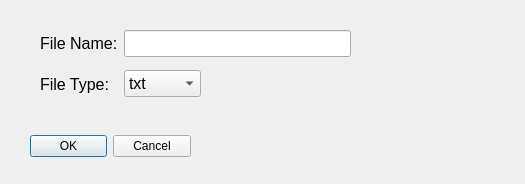
zolondekn9689/TextPad, file savepaneldialog.ui: the form before one commit.
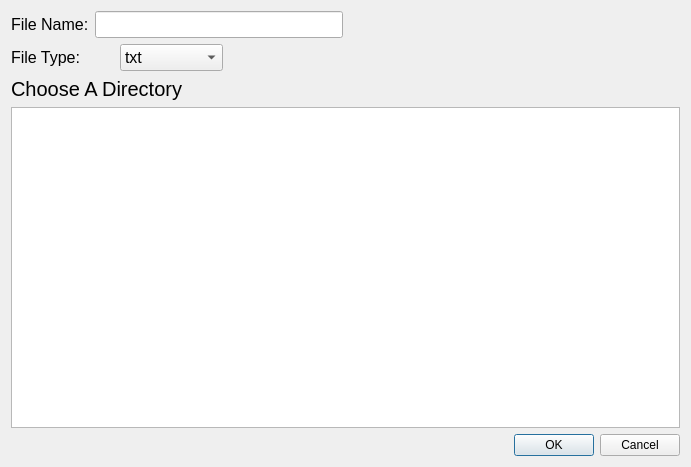
The form after the commit.

Commit message: Added the hierarchy to the save option. So far, I believe the system is only compatible with any directories that have a C drive. Files now save according to the directory that is selected.

Diff of the .ui file:
```diff
--- a/savepaneldialog.ui
+++ b/savepaneldialog.ui
@@ -6,22 +6,16 @@
    <rect>
     <x>0</x>
     <y>0</y>
-    <width>525</width>
-    <height>184</height>
+    <width>691</width>
+    <height>467</height>
    </rect>
   </property>
   <property name="windowTitle">
    <string>Dialog</string>
   </property>
+  <layout class="QGridLayout" name="gridLayout">
+   <item row="3" column="1">
   <widget class="QDialogButtonBox" name="buttonBox">
-   <property name="geometry">
-    <rect>
-     <x>30</x>
-     <y>130</y>
-     <width>161</width>
-     <height>32</height>
-    </rect>
-   </property>
    <property name="orientation">
     <enum>Qt::Horizontal</enum>
    </property>
@@ -29,15 +23,35 @@
     <set>QDialogButtonBox::Cancel|QDialogButtonBox::Ok</set>
    </property>
   </widget>
-  <widget class="QWidget" name="">
-   <property name="geometry">
-    <rect>
-     <x>40</x>
-     <y>70</y>
-     <width>161</width>
-     <height>28</height>
-    </rect>
-   </property>
+   </item>
+   <item row="0" column="0">
+    <layout class="QVBoxLayout" name="verticalLayout">
+     <item>
+      <layout class="QHBoxLayout" name="horizontalLayout_2">
+       <item>
+        <widget class="QLabel" name="label">
+         <property name="font">
+          <font>
+           <pointsize>12</pointsize>
+          </font>
+         </property>
+         <property name="text">
+          <string>File Name:</string>
+         </property>
+        </widget>
+       </item>
+       <item>
+        <widget class="QLineEdit" name="lineEdit">
+         <property name="font">
+          <font>
+           <pointsize>12</pointsize>
+          </font>
+         </property>
+        </widget>
+       </item>
+      </layout>
+     </item>
+     <item>
    <layout class="QHBoxLayout" name="horizontalLayout">
     <item>
      <widget class="QLabel" name="label_2">
@@ -70,41 +84,42 @@
       </item>
      </widget>
     </item>
-   </layout>
-  </widget>
-  <widget class="QWidget" name="">
-   <property name="geometry">
-    <rect>
-     <x>40</x>
-     <y>30</y>
-     <width>311</width>
-     <height>27</height>
-    </rect>
-   </property>
-   <layout class="QHBoxLayout" name="horizontalLayout_2">
     <item>
-     <widget class="QLabel" name="label">
+        <spacer name="horizontalSpacer">
+         <property name="orientation">
+          <enum>Qt::Horizontal</enum>
+         </property>
+         <property name="sizeType">
+          <enum>QSizePolicy::Preferred</enum>
+         </property>
+         <property name="sizeHint" stdset="0">
+          <size>
+           <width>120</width>
+           <height>20</height>
+          </size>
+         </property>
+        </spacer>
+       </item>
+      </layout>
+     </item>
+    </layout>
+   </item>
+   <item row="2" column="0" colspan="2">
+    <widget class="QTreeView" name="treeView"/>
+   </item>
+   <item row="1" column="0">
+    <widget class="QLabel" name="label_3">
       <property name="font">
        <font>
-        <pointsize>12</pointsize>
+       <pointsize>15</pointsize>
        </font>
       </property>
       <property name="text">
-       <string>File Name:</string>
-      </property>
-     </widget>
-    </item>
-    <item>
-     <widget class="QLineEdit" name="lineEdit">
-      <property name="font">
-       <font>
-        <pointsize>12</pointsize>
-       </font>
+      <string>Choose A Directory</string>
       </property>
      </widget>
     </item>
    </layout>
-  </widget>
  </widget>
  <resources/>
  <connections>
```
Lines whose indentation alone changed are shown as unchanged. The commit also changes 4 other files.
